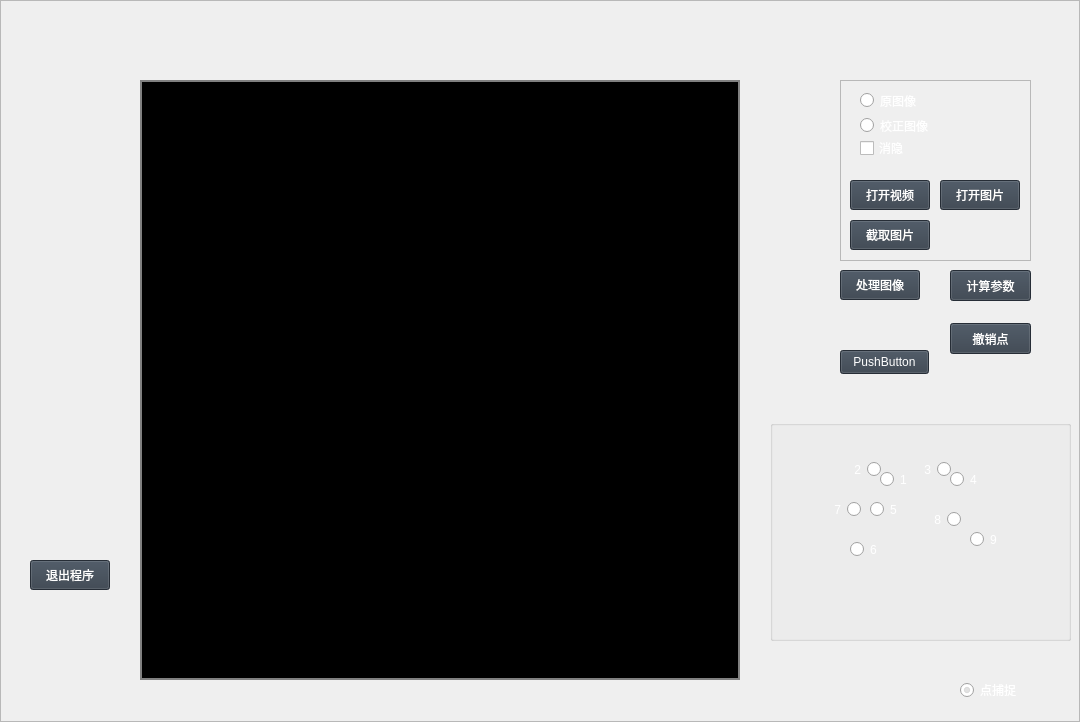
Old version of the form captureVideo/capturevideowidget.ui in the repository yb993161947/SCR.
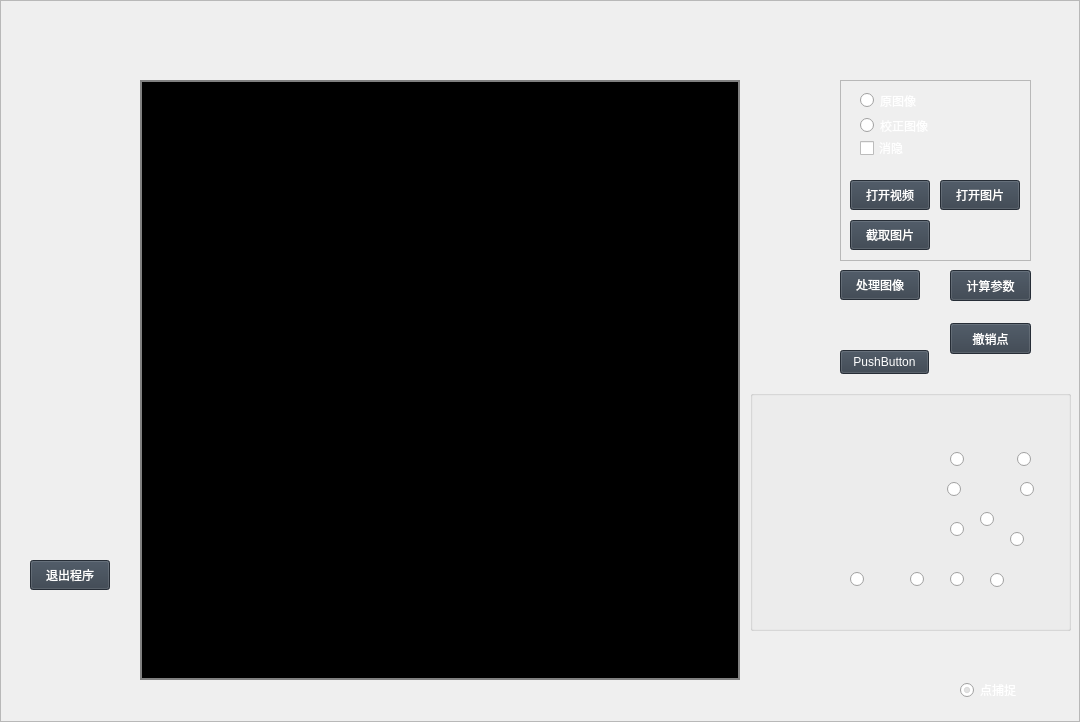
New version of the form. Icons and pictures are not drawn. Custom widgets are drawn as their Qt base class.

What changed in the file:
```diff
--- a/captureVideo/capturevideowidget.ui
+++ b/captureVideo/capturevideowidget.ui
@@ -119,10 +119,10 @@
      <widget class="QGroupBox" name="groupBox_Xspot">
       <property name="geometry">
        <rect>
-        <x>770</x>
-        <y>420</y>
-        <width>301</width>
-        <height>221</height>
+        <x>750</x>
+        <y>390</y>
+        <width>321</width>
+        <height>241</height>
        </rect>
       </property>
       <property name="styleSheet">
@@ -134,34 +134,34 @@
       <widget class="QRadioButton" name="radioButton_9">
        <property name="geometry">
         <rect>
-         <x>200</x>
-         <y>110</y>
+         <x>230</x>
+         <y>120</y>
          <width>41</width>
          <height>19</height>
         </rect>
        </property>
        <property name="text">
-        <string>9</string>
+        <string/>
        </property>
       </widget>
       <widget class="QRadioButton" name="radioButton_1">
        <property name="geometry">
         <rect>
-         <x>110</x>
-         <y>50</y>
+         <x>200</x>
+         <y>60</y>
          <width>41</width>
          <height>19</height>
         </rect>
        </property>
        <property name="text">
-        <string>1</string>
+        <string/>
        </property>
       </widget>
       <widget class="QRadioButton" name="radioButton_2">
        <property name="geometry">
         <rect>
-         <x>70</x>
-         <y>40</y>
+         <x>240</x>
+         <y>60</y>
          <width>41</width>
          <height>19</height>
         </rect>
@@ -170,14 +170,14 @@
         <enum>Qt::RightToLeft</enum>
        </property>
        <property name="text">
-        <string>2</string>
+        <string/>
        </property>
       </widget>
       <widget class="QRadioButton" name="radioButton_3">
        <property name="geometry">
         <rect>
-         <x>140</x>
-         <y>40</y>
+         <x>170</x>
+         <y>90</y>
          <width>41</width>
          <height>19</height>
         </rect>
@@ -186,78 +186,104 @@
         <enum>Qt::RightToLeft</enum>
        </property>
        <property name="text">
-        <string>3</string>
+        <string/>
        </property>
       </widget>
       <widget class="QRadioButton" name="radioButton_4">
        <property name="geometry">
         <rect>
-         <x>180</x>
-         <y>50</y>
+         <x>200</x>
+         <y>130</y>
          <width>41</width>
          <height>19</height>
         </rect>
        </property>
        <property name="text">
-        <string>4</string>
+        <string/>
        </property>
       </widget>
       <widget class="QRadioButton" name="radioButton_5">
        <property name="geometry">
         <rect>
-         <x>100</x>
-         <y>80</y>
+         <x>160</x>
+         <y>180</y>
          <width>41</width>
          <height>19</height>
         </rect>
        </property>
        <property name="text">
-        <string>5</string>
+        <string/>
        </property>
       </widget>
       <widget class="QRadioButton" name="radioButton_6">
        <property name="geometry">
         <rect>
-         <x>80</x>
-         <y>120</y>
+         <x>200</x>
+         <y>180</y>
          <width>41</width>
          <height>19</height>
         </rect>
        </property>
        <property name="text">
-        <string>6</string>
+        <string/>
        </property>
       </widget>
       <widget class="QRadioButton" name="radioButton_7">
        <property name="geometry">
         <rect>
-         <x>50</x>
-         <y>80</y>
+         <x>240</x>
+         <y>180</y>
          <width>41</width>
-         <height>19</height>
+         <height>20</height>
         </rect>
        </property>
        <property name="layoutDirection">
-        <enum>Qt::RightToLeft</enum>
+        <enum>Qt::LeftToRight</enum>
        </property>
        <property name="text">
-        <string>7</string>
+        <string/>
        </property>
       </widget>
       <widget class="QRadioButton" name="radioButton_8">
        <property name="geometry">
         <rect>
-         <x>150</x>
-         <y>90</y>
+         <x>260</x>
+         <y>140</y>
          <width>41</width>
          <height>19</height>
         </rect>
        </property>
        <property name="layoutDirection">
-        <enum>Qt::RightToLeft</enum>
+        <enum>Qt::LeftToRight</enum>
        </property>
        <property name="text">
-        <string>8</string>
+        <string/>
+       </property>
+      </widget>
+      <widget class="QRadioButton" name="radioButton_10">
+       <property name="geometry">
+        <rect>
+         <x>270</x>
+         <y>90</y>
+         <width>41</width>
+         <height>19</height>
+        </rect>
+       </property>
+       <property name="text">
+        <string/>
+       </property>
+      </widget>
+      <widget class="QRadioButton" name="radioButton_11">
+       <property name="geometry">
+        <rect>
+         <x>100</x>
+         <y>180</y>
+         <width>41</width>
+         <height>19</height>
+        </rect>
+       </property>
+       <property name="text">
+        <string/>
        </property>
       </widget>
      </widget>
```
Left out of the diff: 4 changed lines with no effect on the pictures.
